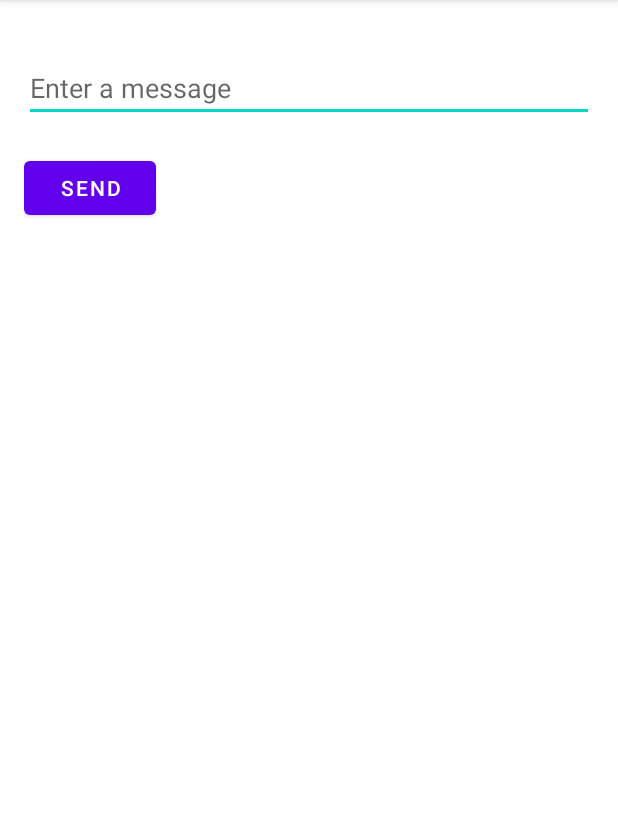
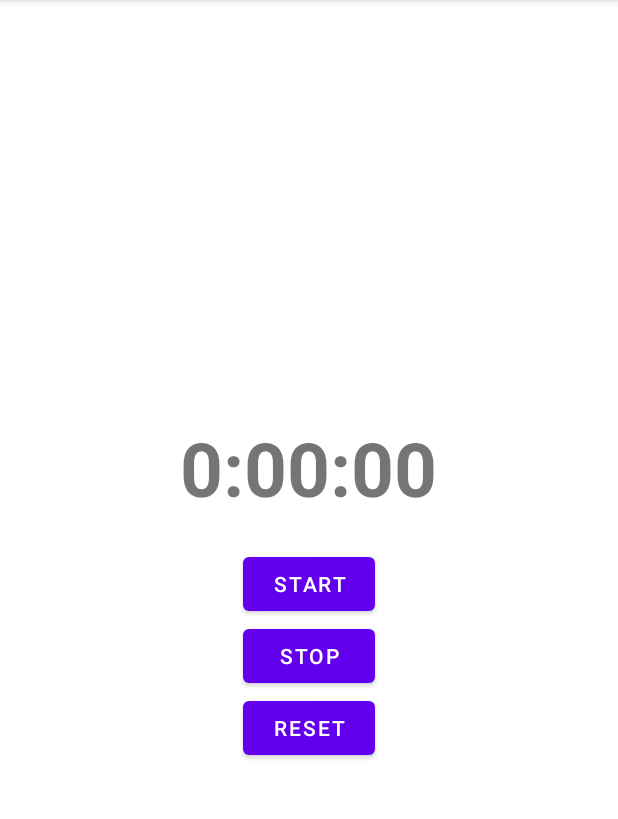
Before and after one commit to kai618/Readev, an Android app: the screen it shows after launch (CreateMessageActivity before the commit, StopWatchActivity after it), on a phone screen of 412 x 824 dp, the part 84-903 px from its top. Run offline under Robolectric (Android 15) with nearby library versions, the phone set to English and light mode, and no system bars.

Commit message:
Finish stopwatch activity

```diff
--- a/app/src/main/AndroidManifest.xml
+++ b/app/src/main/AndroidManifest.xml
@@ -9,14 +9,15 @@
         android:roundIcon="@mipmap/ic_launcher_round"
         android:supportsRtl="true"
         android:theme="@style/Theme.Readev">
-        <activity android:name=".ReceiveMessageActivity" />
-        <activity android:name=".CreateMessageActivity">
+        <activity android:name=".StopWatchActivity">
             <intent-filter>
                 <action android:name="android.intent.action.MAIN" />
 
                 <category android:name="android.intent.category.LAUNCHER" />
             </intent-filter>
         </activity>
+        <activity android:name=".ReceiveMessageActivity" />
+        <activity android:name=".CreateMessageActivity" />
         <activity android:name=".BeerActivity" />
     </application>
 
--- /dev/null
+++ b/app/src/main/java/com/kai/readev/StopWatchActivity.java
@@ -0,0 +1,39 @@
+package com.kai.readev;
+
+import androidx.appcompat.app.AppCompatActivity;
+
+import android.os.Bundle;
+import android.util.Log;
+import android.view.View;
+import android.widget.TextView;
+
+import java.util.Locale;
+
+public class StopWatchActivity extends AppCompatActivity {
+
+    private final StopWatch watch = new StopWatch();
+    TextView tv;
+
+    @Override
+    protected void onCreate(Bundle savedInstanceState) {
+        super.onCreate(savedInstanceState);
+        setContentView(R.layout.activity_stop_watch);
+        tv = findViewById(R.id.stopwatch_view);
+    }
+
+    public void onStart(View view) {
+        watch.start((h, mm, ss) -> {
+            String time = String.format(Locale.getDefault(), "%d:%02d:%02d", h, mm, ss);
+            tv.setText(time);
+        });
+    }
+
+    public void onStop(View view) {
+        watch.stop();
+    }
+
+    public void onReset(View view) {
+        watch.reset();
+        tv.setText(R.string.watch_init);
+    }
+}
--- /dev/null
+++ b/app/src/main/res/layout/activity_stop_watch.xml
@@ -0,0 +1,39 @@
+<?xml version="1.0" encoding="utf-8"?>
+<androidx.appcompat.widget.LinearLayoutCompat xmlns:android="http://schemas.android.com/apk/res/android"
+    xmlns:tools="http://schemas.android.com/tools"
+    android:layout_width="match_parent"
+    android:layout_height="match_parent"
+    android:gravity="center"
+    android:orientation="vertical"
+    android:padding="16dp">
+
+    <TextView
+        android:id="@+id/stopwatch_view"
+        android:layout_width="wrap_content"
+        android:layout_height="wrap_content"
+        android:layout_margin="20dp"
+        android:text="@string/watch_init"
+        android:textSize="50sp"
+        android:textStyle="bold" />
+
+    <Button
+        android:id="@+id/start_btn"
+        android:layout_width="wrap_content"
+        android:layout_height="wrap_content"
+        android:onClick="onStart"
+        android:text="@string/start" />
+
+    <Button
+        android:id="@+id/stop_btn"
+        android:layout_width="wrap_content"
+        android:layout_height="wrap_content"
+        android:onClick="onStop"
+        android:text="@string/stop" />
+
+    <Button
+        android:id="@+id/reset_btn"
+        android:layout_width="wrap_content"
+        android:layout_height="wrap_content"
+        android:onClick="onReset"
+        android:text="@string/reset" />
+</androidx.appcompat.widget.LinearLayoutCompat>
--- a/app/src/main/res/values/strings.xml
+++ b/app/src/main/res/values/strings.xml
@@ -4,6 +4,10 @@
     <string name="brands">No beers selected</string>
     <string name="enter_message">Enter a message</string>
     <string name="send">Send</string>
+    <string name="start">Start</string>
+    <string name="stop">Stop</string>
+    <string name="reset">Reset</string>
+    <string name="watch_init">0:00:00</string>
     <string-array name="beer_colors">
         <item>light</item>
         <item>amber</item>
```
Also changed, not shown: app/src/main/java/com/kai/readev/CreateMessageActivity.java (+19 -2 lines), app/src/main/java/com/kai/readev/ReceiveMessageActivity.java (+10 -0 lines), app/src/main/java/com/kai/readev/StopWatch.java (added, +38 -0 lines), app/src/main/res/layout/activity_receive_message.xml (+10 -4 lines).
